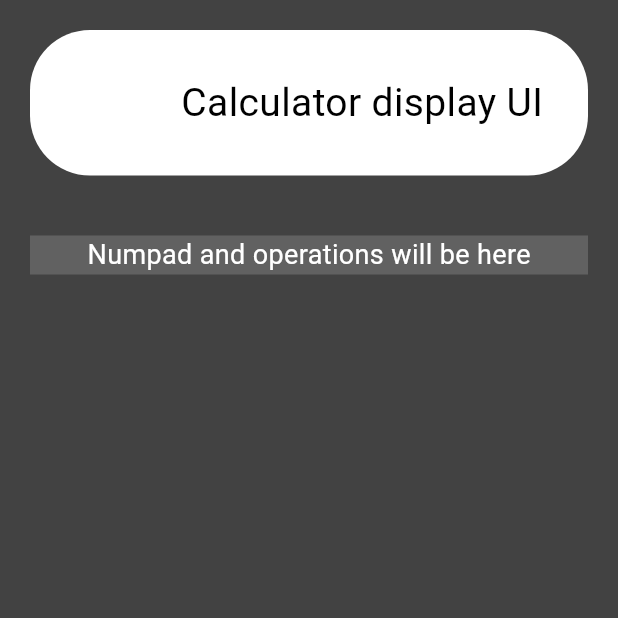
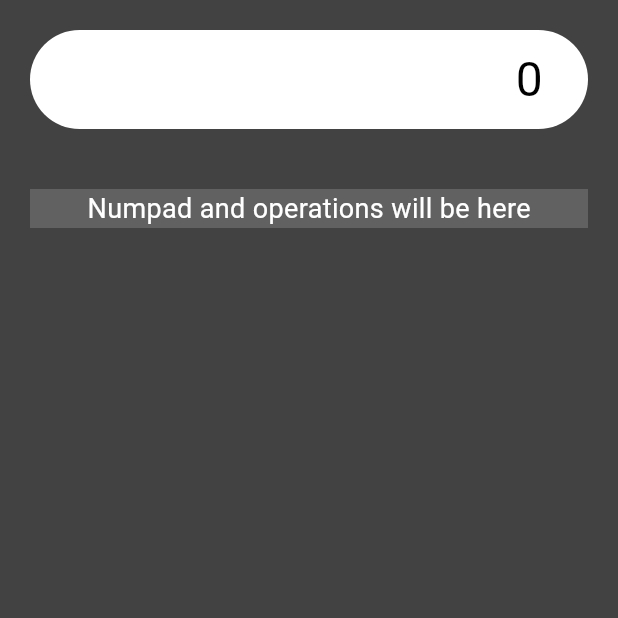
Before and after one commit to joba/flutterCalculator, a Flutter app: the screen it shows after launch, on a phone screen of 412 x 824 dp, the top half of it. Run offline on Flutter 3.47's test engine with Material 3 defaults, Android fonts, the phone set to English and light mode, and no system bars.

Commit message:
add display widget

```diff
--- a/lib/views/calculator_view.dart
+++ b/lib/views/calculator_view.dart
@@ -1,7 +1,21 @@
 import 'package:flutter/material.dart';
+import 'package:flutter_calculator/widgets/display_widget.dart';
 
-class Calculator extends StatelessWidget {
+class Calculator extends StatefulWidget {
   const Calculator({super.key});
+
+  @override
+  State<Calculator> createState() => _CalculatorState();
+}
+
+class _CalculatorState extends State<Calculator> {
+  final String _displayText = "0";
+
+  // void _onButtonPressed(String value) {
+  //   setState(() {
+  //     _displayText += value;
+  //   });
+  // }
 
   @override
   Widget build(BuildContext context) {
@@ -11,19 +25,7 @@ class Calculator extends StatelessWidget {
         child: Column(
           mainAxisAlignment: MainAxisAlignment.start,
           children: [
-            Container(
-              alignment: Alignment.centerRight,
-              margin: const EdgeInsets.all(20),
-              padding: const EdgeInsets.all(30),
-              decoration: BoxDecoration(
-                borderRadius: BorderRadius.all(Radius.circular(40)),
-                color: Colors.white,
-              ),
-              child: const Text(
-                'Calculator display UI',
-                style: TextStyle(color: Colors.black, fontSize: 26),
-              ),
-            ),
+            DisplayWidget(text: _displayText),
             Container(
               alignment: Alignment.center,
               margin: const EdgeInsets.all(20),
--- /dev/null
+++ b/lib/widgets/display_widget.dart
@@ -0,0 +1,24 @@
+import 'package:flutter/material.dart';
+
+class DisplayWidget extends StatelessWidget {
+  final String text;
+
+  const DisplayWidget({super.key, required this.text});
+
+  @override
+  Widget build(BuildContext context) {
+    return Container(
+      alignment: Alignment.centerRight,
+      margin: const EdgeInsets.all(20),
+      padding: const EdgeInsets.fromLTRB(30, 10, 30, 10),
+      decoration: BoxDecoration(
+        borderRadius: BorderRadius.all(Radius.circular(40)),
+        color: Colors.white,
+      ),
+      child: Text(
+        text,
+        style: const TextStyle(color: Colors.black, fontSize: 32),
+      ),
+    );
+  }
+}
```
